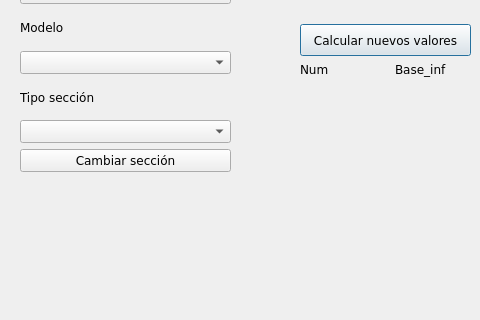
Qt form ui_files/herramienta_trapecios_v6.ui (Sady-Guzman/herramienta_practica) before a commit; both pictures show x 0 to 480 and y 156 to 476 of the 1070 by 631 pixel window.
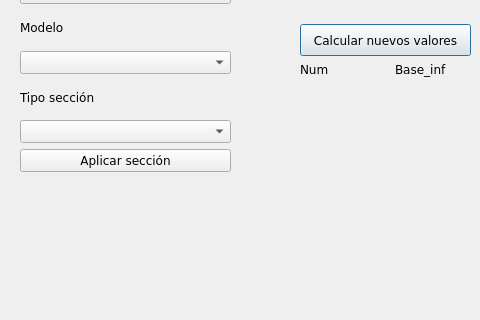
The same form after that commit.

Patch:
```diff
--- a/ui_files/herramienta_trapecios_v6.ui
+++ b/ui_files/herramienta_trapecios_v6.ui
@@ -93,7 +93,7 @@
     <item>
      <widget class="QPushButton" name="btn_acpt_tipo_seccion">
       <property name="text">
-       <string>Cambiar sección</string>
+       <string>Aplicar sección</string>
       </property>
       <property name="autoDefault">
        <bool>false</bool>
```
